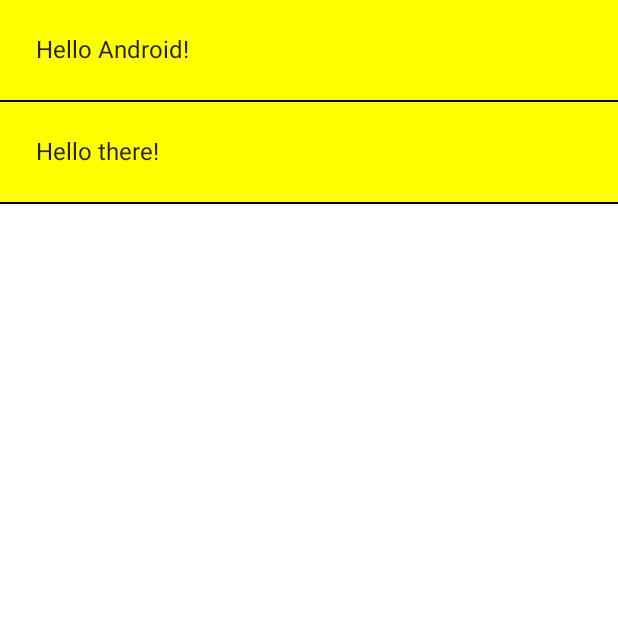
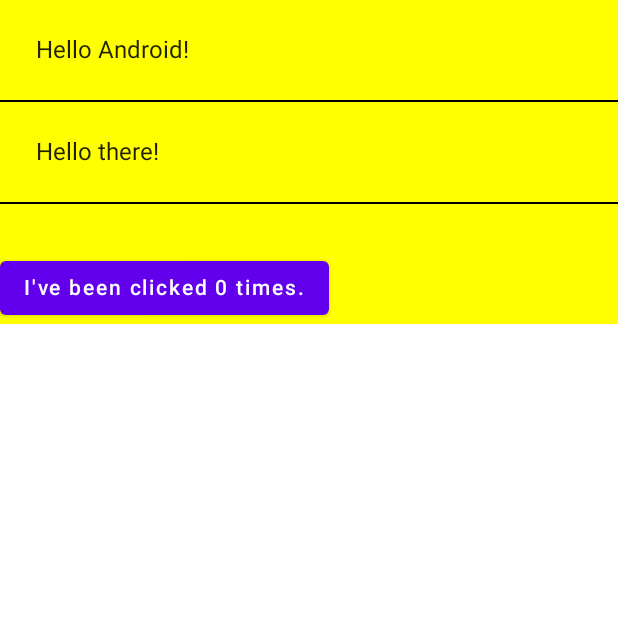
Before and after one commit to comye1/JetPackCompose, an Android app built with Jetpack Compose: the screen it shows after launch (MainActivity), on a phone screen of 412 x 824 dp, the top half of it. Run offline under Robolectric (Android 15) with nearby library versions, the phone set to English and light mode, and no system bars.

Commit message:
State in Compose

```diff
--- a/JetpackComposeBasics/app/src/main/java/com/example/jetpackcomposebasics/MainActivity.kt
+++ b/JetpackComposeBasics/app/src/main/java/com/example/jetpackcomposebasics/MainActivity.kt
@@ -5,11 +5,14 @@ import androidx.activity.ComponentActivity
 import androidx.activity.compose.setContent
 import androidx.compose.foundation.layout.Column
 import androidx.compose.foundation.layout.padding
+import androidx.compose.material.Button
 import androidx.compose.material.MaterialTheme
 import androidx.compose.material.Surface
 import androidx.compose.material.TabRowDefaults.Divider
 import androidx.compose.material.Text
 import androidx.compose.runtime.Composable
+import androidx.compose.runtime.mutableStateOf
+import androidx.compose.runtime.remember
 import androidx.compose.ui.Modifier
 import androidx.compose.ui.graphics.Color
 import androidx.compose.ui.tooling.preview.Preview
@@ -43,17 +46,30 @@ fun Greeting(name: String) {
 }
 
 @Composable
+fun Counter(count: Int, updateCount: (Int) -> Unit)
+{
+    Button(onClick = { updateCount(count+1)}) {
+        Text(text = "I've been clicked $count times.")
+    }
+}
+
+@Composable
 fun MyScreenContent(names: List<String> = listOf("Android", "there")) {
-//    Column {
-//        Greeting(name = "Android")
-//        Divider(color = Color.Black)
-//        Greeting(name = "there")
-//    }
+
+    val counterState = remember { mutableStateOf(0) }
+
     Column {
         for (name in names) {
             Greeting(name = name)
             Divider(color = Color.Black)
         }
+        Divider(color = Color.Transparent, thickness = 32.dp)
+        Counter(
+            count = counterState.value,
+            updateCount = { newCount ->
+                counterState.value = newCount
+            }
+        )
     }
 }
 
```
